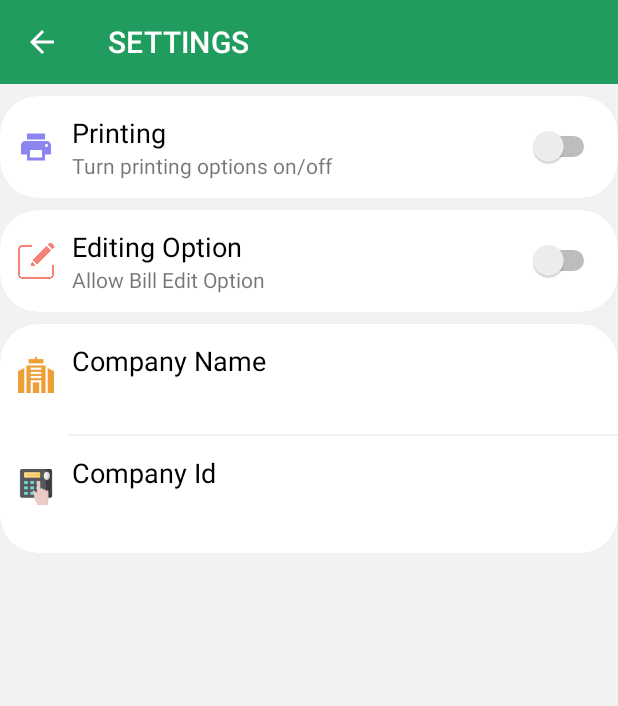
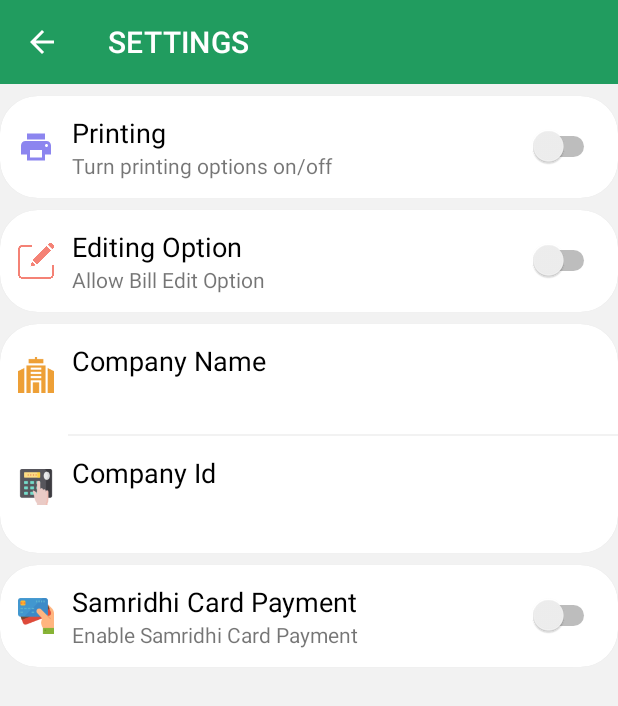
Before and after one commit to rup4kt43/Android-Billing-Patanjali-AGS, an Android app: the ItemListFragment screen opened directly, with no data from a screen before it, after a tap on "SETTING", on a phone screen of 412 x 824 dp. Shown: the top 706 px of the screen. Run offline under Robolectric (Android 15) with nearby library versions, the phone set to English and light mode, and no system bars; our stand-ins replace data binding; libraries missing offline, so code that uses them is left out: com.futuremind.recyclerviewfastscroll, com.google.zxing.integration; 6 statements that could not run were skipped.

```diff
--- a/app/src/main/java/com/example/androidbilling/database/DatabaseHelper.java
+++ b/app/src/main/java/com/example/androidbilling/database/DatabaseHelper.java
@@ -27,6 +27,9 @@ public class DatabaseHelper extends SQLiteOpenHelper {
     private static final String COL_BARCODE = "barcode";
     private static final String COL_BRAND = "brand";
     private static final String COL_DIVISION = "division";
+
+    private static final String COL_GWEIGHT = "gWeight";
+    private static final String COL_NWEIGHT = "nWeight";
     //private static final String COL_MENUCODE = "menucode";
     // private static final String COL_TYPE = "type";
     //private static final String COL_BASEUNIT = "baseunit";
@@ -39,7 +42,7 @@ public class DatabaseHelper extends SQLiteOpenHelper {
 
     public static final String CREATE_TABLE_MENU_ITEM = "CREATE TABLE " +
             TABLE_MENU_ITEM + "(" + COL_ID + " INTEGER PRIMARY KEY AUTOINCREMENT NOT NULL, " + COL_VERTICAL_NAME + " TEXT, " +
-            COL_MCODE + " TEXT, " + COL_BRAND + " TEXT, " + COL_DESCA + " TEXT, " + COL_BARCODE + " TEXT, " +
+            COL_MCODE + " TEXT, " + COL_BRAND + " TEXT, " + COL_DESCA + " TEXT, " + COL_BARCODE + " TEXT, " + COL_NWEIGHT+" TEXT, "+ COL_GWEIGHT + " TEXT, "+
             COL_DIVISION + " TEXT, " + IS_CHECKED + " INTEGER DEFAULT 1 )";
 
 
@@ -81,6 +84,8 @@ public class DatabaseHelper extends SQLiteOpenHelper {
         clearMenuItem();
         for (int i = 0; i < itemList.size(); i++) {
             ContentValues cv = new ContentValues();
+            cv.put(COL_GWEIGHT,itemList.get(i).getgWeight());
+            cv.put(COL_NWEIGHT,itemList.get(i).getnWeight());
             cv.put(COL_MCODE, itemList.get(i).getMCODE());
             cv.put(COL_DIVISION, itemList.get(i).getDIVISIONS());
             cv.put(COL_VERTICAL_NAME, itemList.get(i).getVERTICAL());
@@ -141,6 +146,8 @@ public class DatabaseHelper extends SQLiteOpenHelper {
         if (cursor.moveToFirst()) {
             do {
                 ItemListItem itemListItem = new ItemListItem();
+                itemListItem.setnWeight(cursor.getString(cursor.getColumnIndex(COL_NWEIGHT)));
+                itemListItem.setnWeight(cursor.getString(cursor.getColumnIndex(COL_GWEIGHT)));
                 itemListItem.setbARCODE(cursor.getString(cursor.getColumnIndex(COL_BARCODE)));
                 itemListItem.setbRAND(cursor.getString(cursor.getColumnIndex(COL_BRAND)));
                 itemListItem.setdESCA(cursor.getString(cursor.getColumnIndex(COL_DESCA)));
--- a/app/src/main/java/com/example/androidbilling/sales_menu_components/salesmenu/fragments/ItemListFragment.java
+++ b/app/src/main/java/com/example/androidbilling/sales_menu_components/salesmenu/fragments/ItemListFragment.java
@@ -41,7 +41,7 @@ import java.util.List;
 public class ItemListFragment extends Fragment {
 
     private final SalesMenuView context;
-    FragmentItemListBinding itemListBinding;
+    public static FragmentItemListBinding itemListBinding;
     static CoordinatorLayout coordinatorLayout;
     ItemListAdapter itemListAdapter;
     public final List<ItemListItem> list;
@@ -222,8 +222,12 @@ public class ItemListFragment extends Fragment {
 
 
     public static void  loadBarcode(String barcode){
+        itemListBinding.searchView.onActionViewExpanded();
+        checkedButton = "barcode";
+        rb_barcode.setChecked(true);
         GlobalValues.scannedBarcode = barcode;
-        rb_barcode.setChecked(true);
+        itemListBinding.searchView.setQuery(barcode,true);
+        itemListBinding.searchView.clearFocus();
 
     }
 
--- a/app/src/main/java/com/example/androidbilling/sales_menu_components/salesmenu/viewmodel/SalesViewModel.java
+++ b/app/src/main/java/com/example/androidbilling/sales_menu_components/salesmenu/viewmodel/SalesViewModel.java
@@ -25,6 +25,8 @@ public class SalesViewModel extends ViewModel {
     private List<BatchesItem> batchList;
     int matchPos = -1;
 
+    //For clearing search view data
+    private MutableLiveData<Boolean> searchViewClearStatus ;
 
     //Repositories
     private SalesRepository salesRepository;
@@ -58,6 +60,10 @@ public class SalesViewModel extends ViewModel {
 
     public SalesViewModel() {
         batchList = new ArrayList<>();
+
+
+        searchViewClearStatus = new MutableLiveData<>();
+        searchViewClearStatus.postValue(false);
 
         //Repository
         salesRepository = SalesRepository.getInstance();
@@ -233,6 +239,8 @@ public class SalesViewModel extends ViewModel {
     }
 
 
-
+    public void updateSearchStatus(boolean b) {
+        searchViewClearStatus.postValue(b);
+    }
 
 }
--- a/app/src/main/java/com/example/androidbilling/utilities/sharedpreference/Constants.java
+++ b/app/src/main/java/com/example/androidbilling/utilities/sharedpreference/Constants.java
@@ -45,6 +45,7 @@ public class Constants {
     public static String LOCK_EDIT_MODE= "lock_edit_mode";
     public static String ALLOW_ITEM_ADD= "add_item_to_bill_edit";
     public static String BILL_SETTING_CHANGE = "bill_setting_change";
+    public static String ENABLE_SAMRIDHI_CARD_PAYMENT = "enable_samridhi_card_payment";
 
 
 
--- a/app/src/main/res/layout/activity_settings.xml
+++ b/app/src/main/res/layout/activity_settings.xml
@@ -4,9 +4,9 @@
     xmlns:tools="http://schemas.android.com/tools">
 
     <data>
-            <variable
-                name="companyDetails"
-                type="com.example.androidbilling.login.model.pojo.Company" />
+        <variable
+            name="companyDetails"
+            type="com.example.androidbilling.login.model.pojo.Company" />
     </data>
 
     <LinearLayout
@@ -297,5 +297,62 @@
         </androidx.cardview.widget.CardView>
 
 
+        <androidx.cardview.widget.CardView
+
+            android:layout_width="match_parent"
+            android:layout_height="wrap_content"
+            android:layout_marginTop="@dimen/mainPageMargin"
+            app:cardCornerRadius="@dimen/cardCornorRadius"
+            app:cardElevation="1dp">
+
+            <LinearLayout
+                android:layout_width="match_parent"
+                android:layout_height="wrap_content"
+                android:gravity="center_vertical"
+                android:orientation="horizontal"
+                android:padding="@dimen/cardPadding">
+
+                <ImageView
+                    android:layout_width="24dp"
+                    android:layout_height="24dp"
+                    android:src="@drawable/samrdihi_card_payment">
+
+
+                </ImageView>
+
+                <LinearLayout
+                    android:layout_width="0dp"
+                    android:layout_height="wrap_content"
+                    android:layout_weight="0.8"
+                    android:orientation="vertical"
+                    android:paddingLeft="@dimen/cardPadding">
+
+                    <TextView
+                        style="@style/SubHeadingTextStyle"
+                        android:layout_width="match_parent"
+                        android:layout_height="wrap_content"
+                        android:text="Samridhi Card Payment"
+                        android:textColor="@android:color/black">
+
+
+                    </TextView>
+
+                    <TextView
+                        android:layout_width="match_parent"
+                        android:layout_height="wrap_content"
+                        android:text="Enable Samridhi Card Payment" />
+
+                </LinearLayout>
+
+                <Switch
+                    android:id="@+id/sw_cardPayment"
+                    android:layout_width="wrap_content"
+                    android:layout_height="wrap_content" />
+
+            </LinearLayout>
+
+        </androidx.cardview.widget.CardView>
+
+
     </LinearLayout>
 </layout>
```
Also changed, not shown: app/src/main/java/com/example/androidbilling/sales_menu_components/salesmenu/adapter/ItemListAdapter.java (+35 -3 lines), app/src/main/java/com/example/androidbilling/sales_menu_components/salesmenu/model/pojo/ItemListItem.java (+21 -0 lines), app/src/main/java/com/example/androidbilling/sales_menu_components/salesmenu/view/SalesMenuView.java (+10 -18 lines), app/src/main/java/com/example/androidbilling/utilities/sharedpreference/PreferenceUtils.java (+15 -0 lines), app/src/main/res/drawable/samrdihi_card_payment.png (added), 268 other files.
